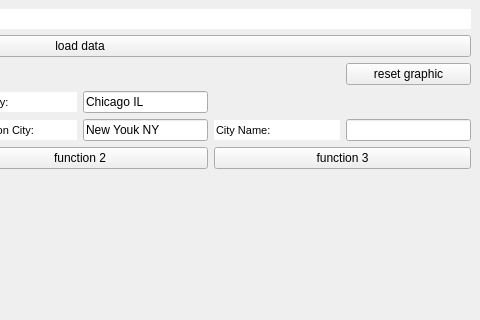
Before: the Qt Designer form Project3/mainwindow.ui in peter6866/Project3, drawn with Qt 5; both pictures show x 320 to 800 and y 0 to 320 of the 800 by 600 pixel window.
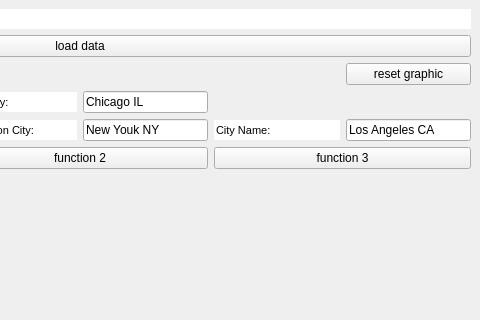
After: the same form once the commit is applied.

```diff
--- a/Project3/mainwindow.ui
+++ b/Project3/mainwindow.ui
@@ -94,7 +94,11 @@
      </widget>
     </item>
     <item row="4" column="5">
-     <widget class="QLineEdit" name="fun3_1"/>
+     <widget class="QLineEdit" name="fun3_1">
+      <property name="text">
+       <string>Los Angeles CA</string>
+      </property>
+     </widget>
     </item>
     <item row="8" column="2" colspan="4">
      <widget class="QFrame" name="chart">
```
